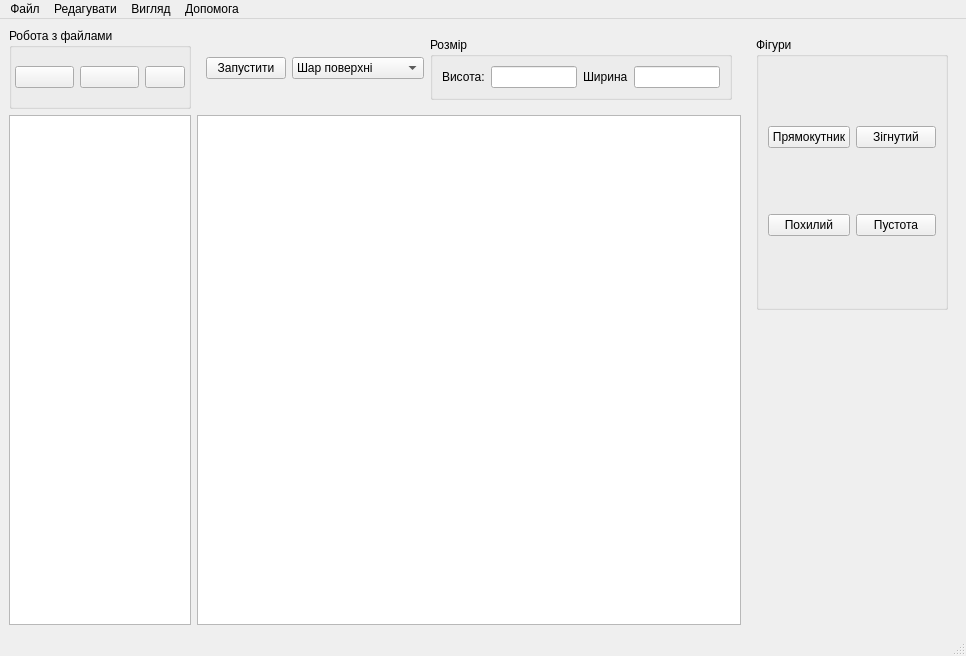
JMrMark/FlatVec-Viewer, file interface/mainwindow.ui: the form before one commit.
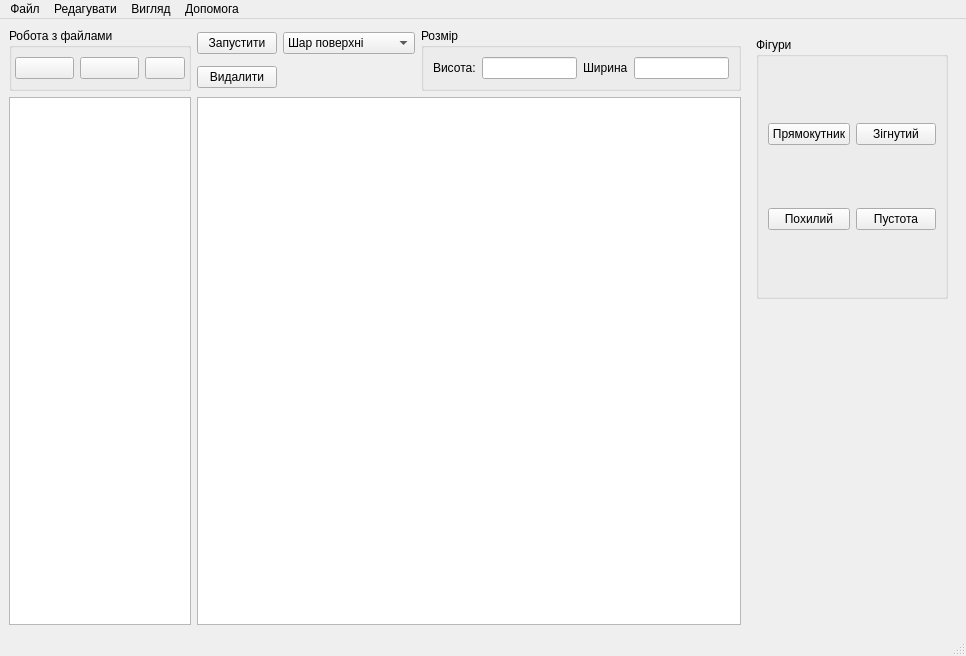
The form after the commit. Custom widgets are drawn as their Qt base class.

The edit to the form file:
```diff
--- a/interface/mainwindow.ui
+++ b/interface/mainwindow.ui
@@ -17,8 +17,94 @@
    <string notr="true"/>
   </property>
   <widget class="QWidget" name="centralwidget">
-   <layout class="QGridLayout" name="gridLayout" rowstretch="1,10,15" columnstretch="1,3,1">
-    <item row="0" column="2" rowspan="2">
+   <layout class="QGridLayout" name="gridLayout" rowstretch="1,10,15" columnstretch="1,3,0,0">
+    <item row="0" column="0">
+     <widget class="QGroupBox" name="groupBox_3">
+      <property name="title">
+       <string>Робота з файлами</string>
+      </property>
+      <layout class="QGridLayout" name="gridLayout_3" columnstretch="1,1,0">
+       <property name="leftMargin">
+        <number>3</number>
+       </property>
+       <property name="topMargin">
+        <number>3</number>
+       </property>
+       <property name="rightMargin">
+        <number>3</number>
+       </property>
+       <property name="bottomMargin">
+        <number>3</number>
+       </property>
+       <item row="0" column="0">
+        <widget class="QPushButton" name="pushButton_addNewFile">
+         <property name="enabled">
+          <bool>true</bool>
+         </property>
+         <property name="text">
+          <string/>
+         </property>
+         <property name="iconSize">
+          <size>
+           <width>8</width>
+           <height>8</height>
+          </size>
+         </property>
+        </widget>
+       </item>
+       <item row="0" column="1">
+        <widget class="QPushButton" name="pushButton_openNewFile">
+         <property name="text">
+          <string/>
+         </property>
+         <property name="iconSize">
+          <size>
+           <width>8</width>
+           <height>8</height>
+          </size>
+         </property>
+        </widget>
+       </item>
+       <item row="0" column="2">
+        <widget class="QPushButton" name="pushButton_deleteFile">
+         <property name="text">
+          <string/>
+         </property>
+         <property name="iconSize">
+          <size>
+           <width>8</width>
+           <height>8</height>
+          </size>
+         </property>
+        </widget>
+       </item>
+      </layout>
+     </widget>
+    </item>
+    <item row="1" column="0" rowspan="2">
+     <widget class="QTreeView" name="treeView">
+      <property name="baseSize">
+       <size>
+        <width>0</width>
+        <height>0</height>
+       </size>
+      </property>
+     </widget>
+    </item>
+    <item row="2" column="3">
+     <spacer name="verticalSpacer">
+      <property name="orientation">
+       <enum>Qt::Orientation::Vertical</enum>
+      </property>
+      <property name="sizeHint" stdset="0">
+       <size>
+        <width>20</width>
+        <height>40</height>
+       </size>
+      </property>
+     </spacer>
+    </item>
+    <item row="0" column="3" rowspan="2">
      <widget class="QWidget" name="widget_2" native="true">
       <layout class="QVBoxLayout" name="verticalLayout">
        <item>
@@ -65,33 +151,19 @@
       </layout>
      </widget>
     </item>
-    <item row="2" column="2">
-     <spacer name="verticalSpacer">
-      <property name="orientation">
-       <enum>Qt::Orientation::Vertical</enum>
-      </property>
-      <property name="sizeHint" stdset="0">
-       <size>
-        <width>20</width>
-        <height>40</height>
-       </size>
-      </property>
-     </spacer>
-    </item>
-    <item row="1" column="1" rowspan="2">
+    <item row="1" column="1" rowspan="2" colspan="2">
      <widget class="MainGraphicsView" name="graphicsView"/>
     </item>
-    <item row="0" column="1">
-     <widget class="QWidget" name="widget" native="true">
-      <layout class="QHBoxLayout" name="horizontalLayout" stretch="1,1,0">
-       <item>
+    <item row="0" column="1" colspan="2">
+     <layout class="QGridLayout" name="gridLayout_4">
+      <item row="0" column="0">
         <widget class="QPushButton" name="pushButton_start">
          <property name="text">
           <string>Запустити</string>
          </property>
         </widget>
        </item>
-       <item>
+      <item row="0" column="1">
         <widget class="QComboBox" name="comboBox">
          <item>
           <property name="text">
@@ -110,7 +182,14 @@
          </item>
         </widget>
        </item>
-       <item>
+      <item row="1" column="0">
+       <widget class="QPushButton" name="pushButton_deleteObject">
+        <property name="text">
+         <string>Видалити</string>
+        </property>
+       </widget>
+      </item>
+      <item row="0" column="2" rowspan="2">
         <widget class="QGroupBox" name="groupBox">
          <property name="title">
           <string>Розмір</string>
@@ -140,80 +219,6 @@
         </widget>
        </item>
       </layout>
-     </widget>
-    </item>
-    <item row="0" column="0">
-     <widget class="QGroupBox" name="groupBox_3">
-      <property name="title">
-       <string>Робота з файлами</string>
-      </property>
-      <layout class="QGridLayout" name="gridLayout_3" columnstretch="1,1,0">
-       <property name="leftMargin">
-        <number>3</number>
-       </property>
-       <property name="topMargin">
-        <number>3</number>
-       </property>
-       <property name="rightMargin">
-        <number>3</number>
-       </property>
-       <property name="bottomMargin">
-        <number>3</number>
-       </property>
-       <item row="0" column="0">
-        <widget class="QPushButton" name="pushButton_addNewFile">
-         <property name="enabled">
-          <bool>true</bool>
-         </property>
-         <property name="text">
-          <string/>
-         </property>
-         <property name="iconSize">
-          <size>
-           <width>8</width>
-           <height>8</height>
-          </size>
-         </property>
-        </widget>
-       </item>
-       <item row="0" column="1">
-        <widget class="QPushButton" name="pushButton_openNewFile">
-         <property name="text">
-          <string/>
-         </property>
-         <property name="iconSize">
-          <size>
-           <width>8</width>
-           <height>8</height>
-          </size>
-         </property>
-        </widget>
-       </item>
-       <item row="0" column="2">
-        <widget class="QPushButton" name="pushButton_deleteFile">
-         <property name="text">
-          <string/>
-         </property>
-         <property name="iconSize">
-          <size>
-           <width>8</width>
-           <height>8</height>
-          </size>
-         </property>
-        </widget>
-       </item>
-      </layout>
-     </widget>
-    </item>
-    <item row="1" column="0" rowspan="2">
-     <widget class="QTreeView" name="treeView">
-      <property name="baseSize">
-       <size>
-        <width>0</width>
-        <height>0</height>
-       </size>
-      </property>
-     </widget>
     </item>
    </layout>
   </widget>
```
Left out of the diff: 31 changed lines with no effect on the pictures. Lines whose indentation alone changed are shown as unchanged.
